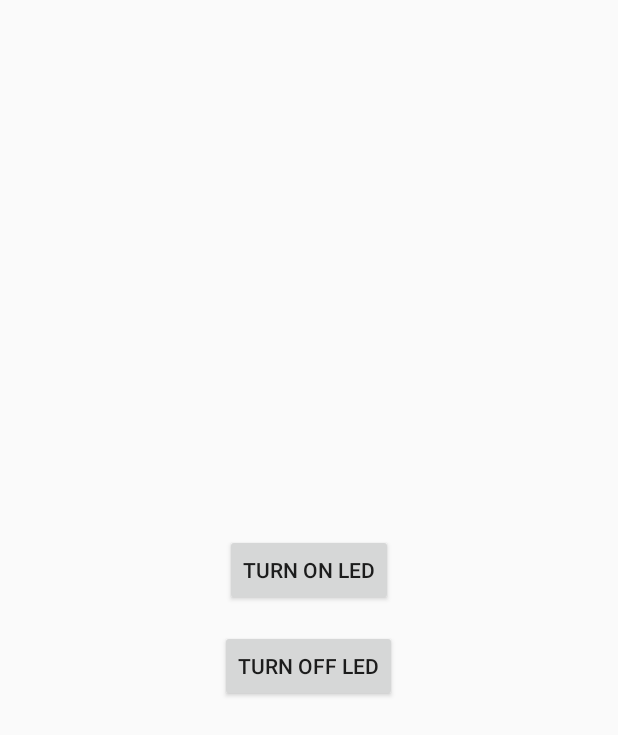
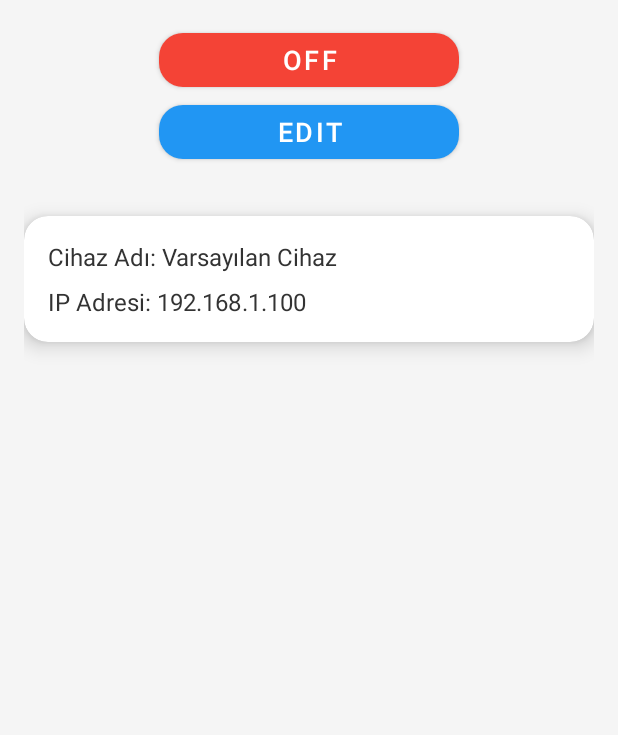
Before and after one commit to CvMrRj/NodeMCU_Prj, an Android app built with Jetpack Compose: the layout activity_main.xml on its own in the app's theme, with its tools: preview values and no code run, on a phone screen of 412 x 824 dp. Shown: the top 735 px of the screen. Run offline under Robolectric (Android 15) with nearby library versions, the light colour scheme and no system bars.

Commit message:
firebase ve activity main eklendi

```diff
--- a/app/src/main/res/layout/activity_main.xml
+++ b/app/src/main/res/layout/activity_main.xml
@@ -1,21 +1,75 @@
-<LinearLayout
+<androidx.constraintlayout.widget.ConstraintLayout
     xmlns:android="http://schemas.android.com/apk/res/android"
+    xmlns:app="http://schemas.android.com/apk/res-auto"
     android:layout_width="match_parent"
     android:layout_height="match_parent"
-    android:orientation="vertical"
-    android:gravity="center"
+    android:background="#F5F5F5"
     android:padding="16dp">
 
-    <Button
-        android:id="@+id/btnOn"
-        android:layout_width="wrap_content"
+    <!-- Toggle Button (ON/OFF) -->
+    <com.google.android.material.button.MaterialButton
+        android:id="@+id/toggleButton"
+        android:layout_width="200dp"
         android:layout_height="wrap_content"
-        android:text="Turn ON LED"
-        android:layout_marginBottom="16dp" />
+        android:layout_marginBottom="16dp"
+        android:text="OFF"
+        android:textColor="#FFFFFF"
+        android:textSize="18sp"
+        app:cornerRadius="16dp"
+        app:backgroundTint="@color/material_red"
+        app:layout_constraintTop_toTopOf="parent"
+        app:layout_constraintStart_toStartOf="parent"
+        app:layout_constraintEnd_toEndOf="parent" />
 
-    <Button
-        android:id="@+id/btnOff"
-        android:layout_width="wrap_content"
+    <!-- Edit Button -->
+    <com.google.android.material.button.MaterialButton
+        android:id="@+id/editButton"
+        android:layout_width="200dp"
         android:layout_height="wrap_content"
-        android:text="Turn OFF LED" />
-</LinearLayout>
+        android:text="Edit"
+        android:textColor="#FFFFFF"
+        android:textSize="18sp"
+        app:cornerRadius="16dp"
+        app:backgroundTint="@color/material_blue"
+        app:layout_constraintTop_toBottomOf="@id/toggleButton"
+        app:layout_constraintStart_toStartOf="parent"
+        app:layout_constraintEnd_toEndOf="parent" />
+
+    <!-- CardView for Status Information -->
+    <androidx.cardview.widget.CardView
+        android:id="@+id/statusCard"
+        android:layout_width="match_parent"
+        android:layout_height="wrap_content"
+        android:layout_marginTop="32dp"
+        app:cardCornerRadius="16dp"
+        app:cardElevation="8dp"
+        app:layout_constraintTop_toBottomOf="@id/editButton"
+        app:layout_constraintStart_toStartOf="parent"
+        app:layout_constraintEnd_toEndOf="parent">
+
+        <LinearLayout
+            android:layout_width="match_parent"
+            android:layout_height="wrap_content"
+            android:orientation="vertical"
+            android:padding="16dp">
+
+            <TextView
+                android:id="@+id/tvDeviceName"
+                android:layout_width="wrap_content"
+                android:layout_height="wrap_content"
+                android:text="Cihaz Adı: Varsayılan Cihaz"
+                android:textColor="#333333"
+                android:textSize="16sp"
+                android:layout_marginBottom="8dp" />
+
+            <TextView
+                android:id="@+id/tvIpAddress"
+                android:layout_width="wrap_content"
+                android:layout_height="wrap_content"
+                android:text="IP Adresi: 192.168.1.100"
+                android:textColor="#333333"
+                android:textSize="16sp" />
+        </LinearLayout>
+    </androidx.cardview.widget.CardView>
+
+</androidx.constraintlayout.widget.ConstraintLayout>
--- a/app/src/main/res/values/colors.xml
+++ b/app/src/main/res/values/colors.xml
@@ -7,4 +7,7 @@
     <color name="teal_700">#FF018786</color>
     <color name="black">#FF000000</color>
     <color name="white">#FFFFFFFF</color>
+    <color name="material_red">#F44336</color>
+    <color name="material_blue">#2196F3</color>
+    <color name="material_gray">#F5F5F5</color>
 </resources>
--- a/app/src/main/res/values/styles.xml
+++ b/app/src/main/res/values/styles.xml
@@ -1,10 +1,11 @@
-<?xml version="1.0" encoding="utf-8"?>
 <resources>
-    <!-- Base application theme -->
-    <style name="Theme.ESP8266Control" parent="Theme.AppCompat.Light">
-        <!-- Özel tema özelleştirmeleri -->
+    <!-- MaterialComponents Tabanlı Tema -->
+    <style name="Theme.MyApp" parent="Theme.MaterialComponents.DayNight.NoActionBar">
         <item name="colorPrimary">@color/purple_500</item>
-        <item name="colorPrimaryDark">@color/purple_700</item>
-        <item name="colorAccent">@color/teal_200</item>
+        <item name="colorPrimaryVariant">@color/purple_700</item>
+        <item name="colorOnPrimary">@color/white</item>
+        <item name="colorSecondary">@color/teal_200</item>
+        <item name="colorSecondaryVariant">@color/teal_700</item>
+        <item name="colorOnSecondary">@color/black</item>
     </style>
 </resources>
--- a/build.gradle.kts
+++ b/build.gradle.kts
@@ -3,4 +3,5 @@ plugins {
     alias(libs.plugins.android.application) apply false
     alias(libs.plugins.kotlin.android) apply false
     alias(libs.plugins.kotlin.compose) apply false
+    id("com.google.gms.google-services") version "4.4.2" apply false
 }
--- a/gradle/libs.versions.toml
+++ b/gradle/libs.versions.toml
@@ -10,6 +10,9 @@ activityCompose = "1.8.0"
 composeBom = "2024.04.01"
 appcompat = "1.7.0"
 material3Android = "1.3.1"
+firebaseAuthKtx = "23.1.0"
+firebaseDatabaseKtx = "21.0.0"
+material = "1.12.0"
 
 [libraries]
 androidx-core-ktx = { group = "androidx.core", name = "core-ktx", version.ref = "coreKtx" }
@@ -28,6 +31,9 @@ androidx-ui-test-junit4 = { group = "androidx.compose.ui", name = "ui-test-junit
 androidx-material3 = { group = "androidx.compose.material3", name = "material3" }
 androidx-appcompat = { group = "androidx.appcompat", name = "appcompat", version.ref = "appcompat" }
 androidx-material3-android = { group = "androidx.compose.material3", name = "material3-android", version.ref = "material3Android" }
+firebase-auth-ktx = { group = "com.google.firebase", name = "firebase-auth-ktx", version.ref = "firebaseAuthKtx" }
+firebase-database-ktx = { group = "com.google.firebase", name = "firebase-database-ktx", version.ref = "firebaseDatabaseKtx" }
+material = { group = "com.google.android.material", name = "material", version.ref = "material" }
 
 [plugins]
 org-jetbrains-kotlin-android = { id = "org.jetbrains.kotlin.android", version.ref = "kotlin" }
```
Also changed, not shown: app/build.gradle.kts (+11 -1 lines), app/src/main/AndroidManifest.xml (+14 -8 lines), app/src/main/java/com/example/esp8266control/LoginActivity.kt (added, +78 -0 lines), app/src/main/java/com/example/esp8266control/MainActivity.kt (+97 -26 lines), app/src/main/res/layout/activity_login.xml (added, +39 -0 lines), app/src/main/res/layout/dialog_add_room.xml (added, +22 -0 lines), app/src/main/res/layout/dialog_edit.xml (added, +22 -0 lines), app/src/main/res/layout/dialog_password.xml (added, +14 -0 lines), 1 other file.
